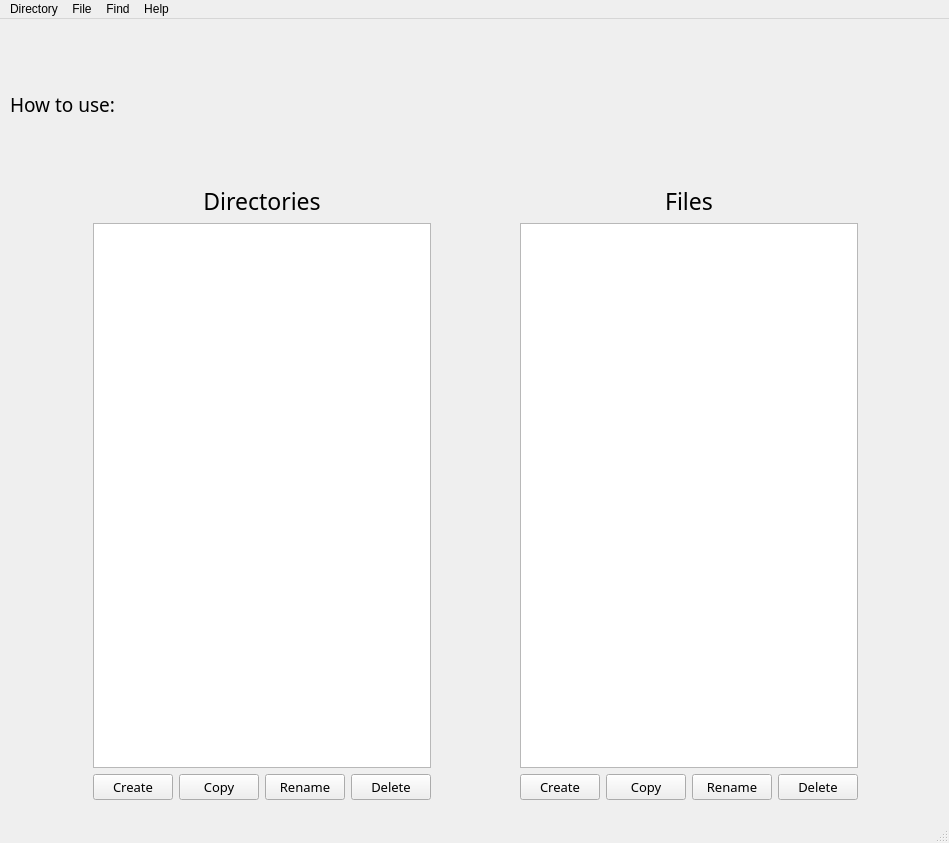
First picture: the form in MainWindow.ui, repository CatSonbenim/OOP_Lab1, before the edit.
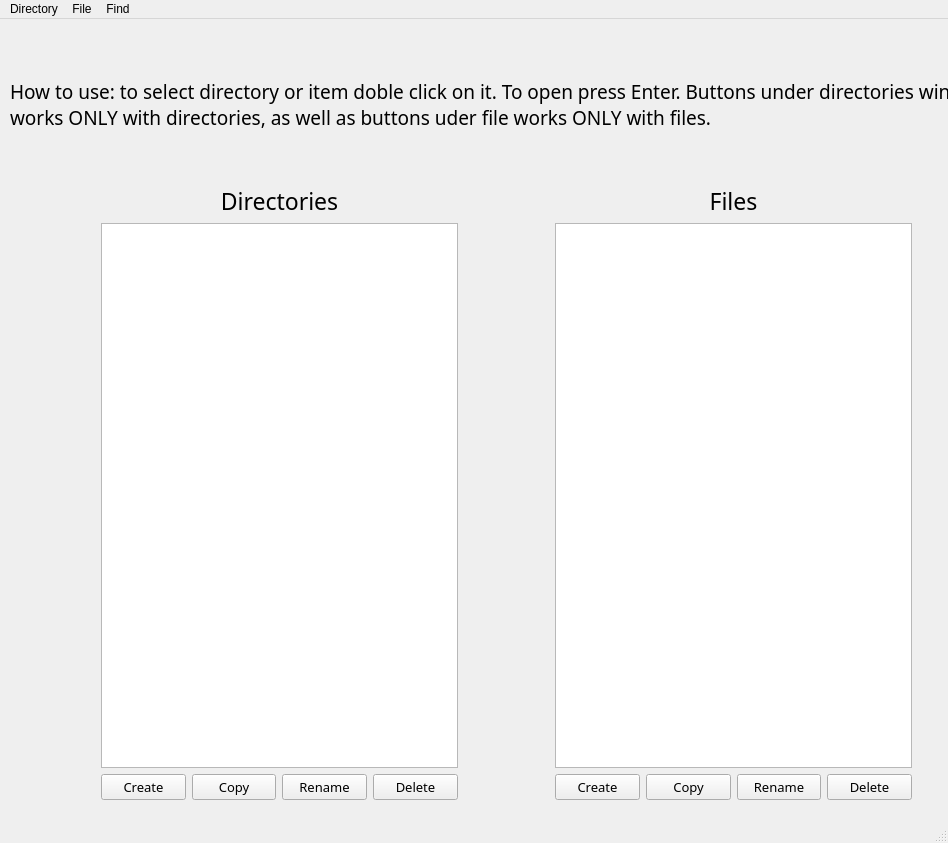
Second picture: the form after the edit.

```diff
--- a/MainWindow.ui
+++ b/MainWindow.ui
@@ -6,7 +6,7 @@
    <rect>
     <x>0</x>
     <y>0</y>
-    <width>949</width>
+    <width>948</width>
     <height>843</height>
    </rect>
   </property>
@@ -25,7 +25,7 @@
      <rect>
       <x>10</x>
       <y>10</y>
-      <width>931</width>
+      <width>993</width>
       <height>791</height>
      </rect>
     </property>
@@ -275,7 +275,10 @@
         </font>
        </property>
        <property name="text">
-        <string>How to use:</string>
+        <string>How to use: to select directory or item doble click on it. To open press Enter. Buttons under directories window works ONLY with directories, as well as buttons uder file works ONLY with files.</string>
+       </property>
+       <property name="wordWrap">
+        <bool>true</bool>
        </property>
       </widget>
      </item>
@@ -287,7 +290,7 @@
     <rect>
      <x>0</x>
      <y>0</y>
-     <width>949</width>
+     <width>948</width>
      <height>21</height>
     </rect>
    </property>
@@ -309,11 +312,6 @@
     <addaction name="actionRemove_2"/>
     <addaction name="actionDelete_2"/>
    </widget>
-   <widget class="QMenu" name="menuHelp">
-    <property name="title">
-     <string>Help</string>
-    </property>
-   </widget>
    <widget class="QMenu" name="menuFind">
     <property name="title">
      <string>Find</string>
@@ -323,7 +321,6 @@
    <addaction name="menuDirectory"/>
    <addaction name="menuFile"/>
    <addaction name="menuFind"/>
-   <addaction name="menuHelp"/>
   </widget>
   <widget class="QStatusBar" name="statusbar"/>
   <action name="actionCreate">
```
